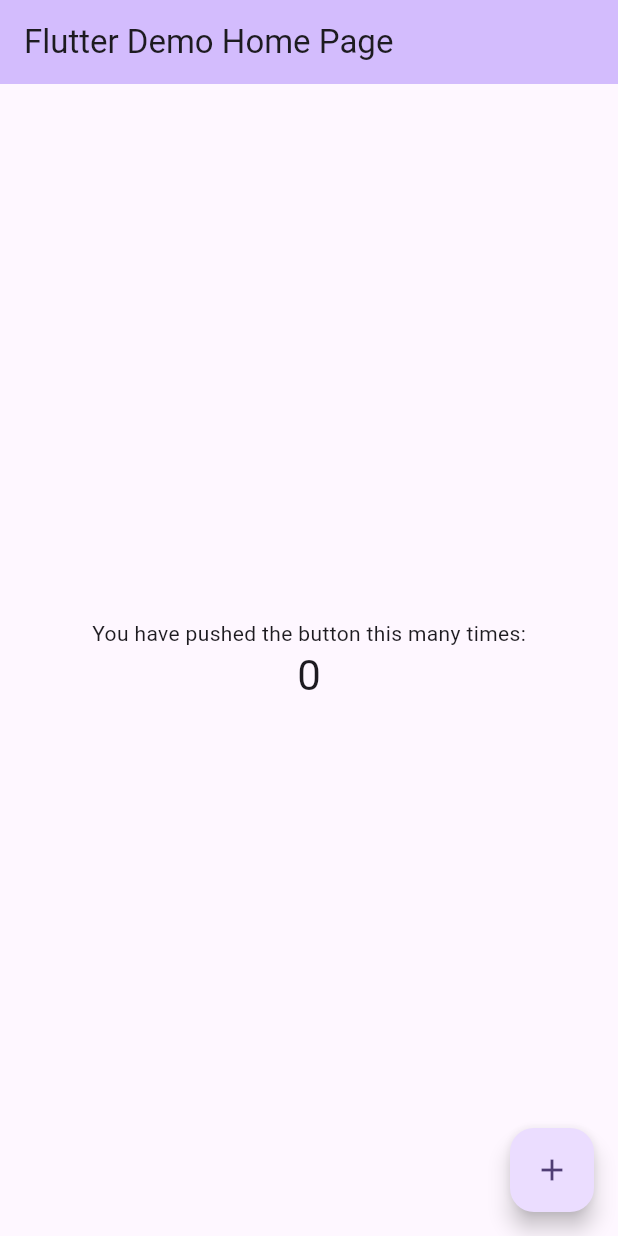
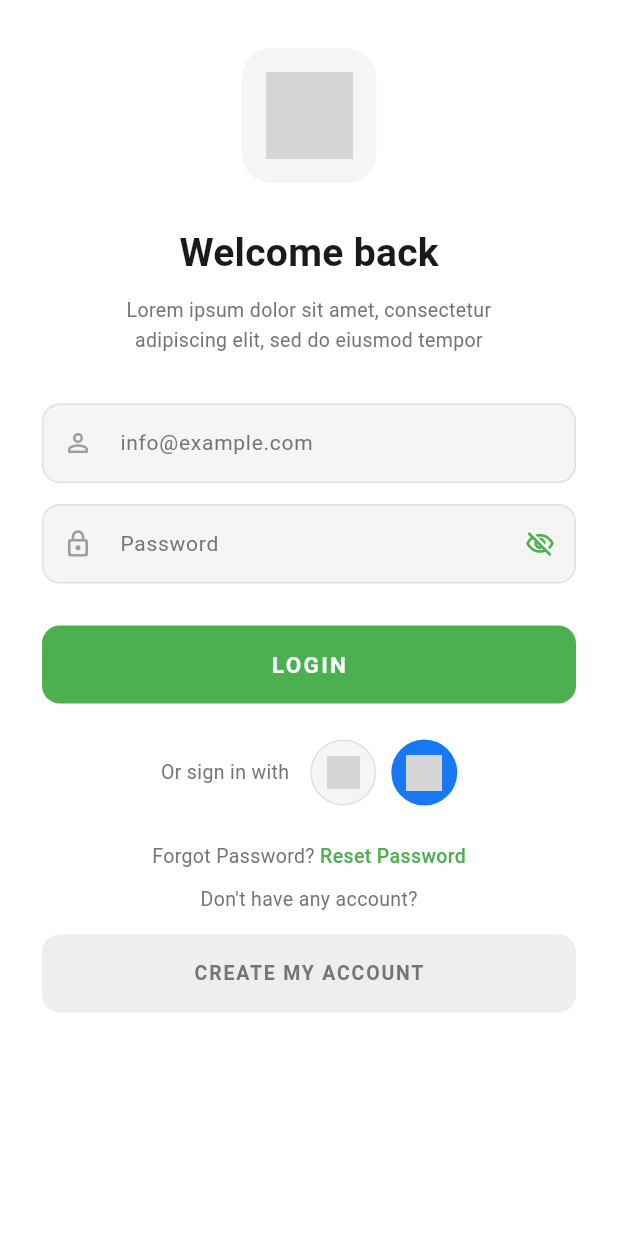
Before and after one commit to hikaamTYZ1234/Project-Sayur, a Flutter app: the screen it shows after launch, on a phone screen of 412 x 824 dp. Run offline on Flutter 3.47's test engine with Material 3 defaults, Android fonts, the phone set to English and light mode, and no system bars; grey boxes are pictures that could not be loaded.

Commit message:
final fitur login

```diff
--- a/lib/features/auth/screens/login_screen.dart
+++ b/lib/features/auth/screens/login_screen.dart
@@ -0,0 +1,386 @@
+import 'package:flutter/material.dart';
+
+class LoginScreen extends StatefulWidget {
+  const LoginScreen({super.key});
+
+  @override
+  State<LoginScreen> createState() => _LoginScreenState();
+}
+
+class _LoginScreenState extends State<LoginScreen> {
+  final TextEditingController _emailController = TextEditingController();
+  final TextEditingController _passwordController = TextEditingController();
+  bool _obscurePassword = true;
+
+  @override
+  void dispose() {
+    _emailController.dispose();
+    _passwordController.dispose();
+    super.dispose();
+  }
+
+  @override
+  Widget build(BuildContext context) {
+    final isDark = Theme.of(context).brightness == Brightness.dark;
+
+    final Color bgColor = isDark ? const Color(0xFF1A1A1A) : Colors.white;
+    final Color textPrimary = isDark ? Colors.white : const Color(0xFF1A1A1A);
+    final Color textSecondary =
+        isDark ? const Color(0xFF9E9E9E) : const Color(0xFF757575);
+    final Color fieldFill =
+        isDark ? const Color(0xFF2C2C2C) : const Color(0xFFF5F5F5);
+    final Color fieldBorder =
+        isDark ? const Color(0xFF3A3A3A) : const Color(0xFFE0E0E0);
+    final Color iconColor =
+        isDark ? const Color(0xFF9E9E9E) : const Color(0xFF9E9E9E);
+    final Color logoBg =
+        isDark ? const Color(0xFF2C2C2C) : const Color(0xFFF5F5F5);
+    final Color createAccountBg =
+        isDark ? const Color(0xFF2C2C2C) : const Color(0xFFEEEEEE);
+    final Color createAccountText =
+        isDark ? const Color(0xFF9E9E9E) : const Color(0xFF757575);
+    const Color primaryGreen = Color(0xFF4CAF50);
+
+    return Scaffold(
+      backgroundColor: bgColor,
+      body: SafeArea(
+        child: SingleChildScrollView(
+          padding: const EdgeInsets.symmetric(horizontal: 28.0, vertical: 32.0),
+          child: Column(
+            crossAxisAlignment: CrossAxisAlignment.center,
+            children: [
+              // Logo
+              Container(
+                width: 90,
+                height: 90,
+                decoration: BoxDecoration(
+                  color: logoBg,
+                  borderRadius: BorderRadius.circular(20),
+                ),
+                child: Padding(
+                  padding: const EdgeInsets.all(16.0),
+                  child: Image.asset(
+                    'assets/images/icons/logo.png',
+                    fit: BoxFit.contain,
+                    errorBuilder: (context, error, stackTrace) => Icon(
+                      Icons.eco_rounded,
+                      size: 48,
+                      color: primaryGreen,
+                    ),
+                  ),
+                ),
+              ),
+
+              const SizedBox(height: 28),
+
+              // Welcome back
+              Text(
+                'Welcome back',
+                style: TextStyle(
+                  fontSize: 26,
+                  fontWeight: FontWeight.bold,
+                  color: textPrimary,
+                  letterSpacing: 0.2,
+                ),
+              ),
+
+              const SizedBox(height: 10),
+
+              // Subtitle
+              Text(
+                'Lorem ipsum dolor sit amet, consectetur\nadipiscing elit, sed do eiusmod tempor',
+                textAlign: TextAlign.center,
+                style: TextStyle(
+                  fontSize: 13,
+                  color: textSecondary,
+                  height: 1.5,
+                ),
+              ),
+
+              const SizedBox(height: 32),
+
+              // Email field
+              TextField(
+                controller: _emailController,
+                keyboardType: TextInputType.emailAddress,
+                style: TextStyle(
+                  color: textPrimary,
+                  fontSize: 14,
+                ),
+                decoration: InputDecoration(
+                  hintText: 'info@example.com',
+                  hintStyle: TextStyle(
+                    color: textSecondary,
+                    fontSize: 14,
+                  ),
+                  prefixIcon: Icon(
+                    Icons.person_outline_rounded,
+                    color: iconColor,
+                    size: 20,
+                  ),
+                  filled: true,
+                  fillColor: fieldFill,
+                  contentPadding: const EdgeInsets.symmetric(
+                    vertical: 16,
+                    horizontal: 16,
+                  ),
+                  border: OutlineInputBorder(
+                    borderRadius: BorderRadius.circular(12),
+                    borderSide: BorderSide(color: fieldBorder, width: 1),
+                  ),
+                  enabledBorder: OutlineInputBorder(
+                    borderRadius: BorderRadius.circular(12),
+                    borderSide: BorderSide(color: fieldBorder, width: 1),
+                  ),
+                  focusedBorder: OutlineInputBorder(
+                    borderRadius: BorderRadius.circular(12),
+                    borderSide:
+                        const BorderSide(color: primaryGreen, width: 1.5),
+                  ),
+                ),
+              ),
+
+              const SizedBox(height: 14),
+
+              // Password field
+              TextField(
+                controller: _passwordController,
+                obscureText: _obscurePassword,
+                style: TextStyle(
+                  color: textPrimary,
+                  fontSize: 14,
+                ),
+                decoration: InputDecoration(
+                  hintText: 'Password',
+                  hintStyle: TextStyle(
+                    color: textSecondary,
+                    fontSize: 14,
+                  ),
+                  prefixIcon: Icon(
+                    Icons.lock_outline_rounded,
+                    color: iconColor,
+                    size: 20,
+                  ),
+                  suffixIcon: IconButton(
+                    icon: Icon(
+                      _obscurePassword
+                          ? Icons.visibility_off_outlined
+                          : Icons.visibility_outlined,
+                      color: primaryGreen,
+                      size: 20,
+                    ),
+                    onPressed: () {
+                      setState(() {
+                        _obscurePassword = !_obscurePassword;
+                      });
+                    },
+                  ),
+                  filled: true,
+                  fillColor: fieldFill,
+                  contentPadding: const EdgeInsets.symmetric(
+                    vertical: 16,
+                    horizontal: 16,
+                  ),
+                  border: OutlineInputBorder(
+                    borderRadius: BorderRadius.circular(12),
+                    borderSide: BorderSide(color: fieldBorder, width: 1),
+                  ),
+                  enabledBorder: OutlineInputBorder(
+                    borderRadius: BorderRadius.circular(12),
+                    borderSide: BorderSide(color: fieldBorder, width: 1),
+                  ),
+                  focusedBorder: OutlineInputBorder(
+                    borderRadius: BorderRadius.circular(12),
+                    borderSide:
+                        const BorderSide(color: primaryGreen, width: 1.5),
+                  ),
+                ),
+              ),
+
+              const SizedBox(height: 28),
+
+              // LOGIN button
+              SizedBox(
+                width: double.infinity,
+                height: 52,
+                child: ElevatedButton(
+                  onPressed: () {
+                    // TODO: handle login
+                  },
+                  style: ElevatedButton.styleFrom(
+                    backgroundColor: primaryGreen,
+                    foregroundColor: Colors.white,
+                    elevation: 0,
+                    shape: RoundedRectangleBorder(
+                      borderRadius: BorderRadius.circular(12),
+                    ),
+                  ),
+                  child: const Text(
+                    'LOGIN',
+                    style: TextStyle(
+                      fontSize: 15,
+                      fontWeight: FontWeight.bold,
+                      letterSpacing: 1.5,
+                    ),
+                  ),
+                ),
+              ),
+
+              const SizedBox(height: 24),
+
+              // Or sign in with
+              Row(
+                mainAxisAlignment: MainAxisAlignment.center,
+                children: [
+                  Text(
+                    'Or sign in with',
+                    style: TextStyle(
+                      fontSize: 13,
+                      color: textSecondary,
+                    ),
+                  ),
+                  const SizedBox(width: 14),
+
+                  // Google button
+                  GestureDetector(
+                    onTap: () {
+                      // TODO: handle Google sign in
+                    },
+                    child: Container(
+                      width: 44,
+                      height: 44,
+                      decoration: BoxDecoration(
+                        color: fieldFill,
+                        shape: BoxShape.circle,
+                        border: Border.all(color: fieldBorder, width: 1),
+                      ),
+                      child: Padding(
+                        padding: const EdgeInsets.all(10.0),
+                        child: Image.asset(
+                          'assets/images/icons/google.png',
+                          fit: BoxFit.contain,
+                          errorBuilder: (context, error, stackTrace) =>
+                              const Text(
+                            'G',
+                            textAlign: TextAlign.center,
+                            style: TextStyle(
+                              fontSize: 18,
+                              fontWeight: FontWeight.bold,
+                              color: Color(0xFF4285F4),
+                            ),
+                          ),
+                        ),
+                      ),
+                    ),
+                  ),
+
+                  const SizedBox(width: 10),
+
+                  // Facebook button
+                  GestureDetector(
+                    onTap: () {
+                      // TODO: handle Facebook sign in
+                    },
+                    child: Container(
+                      width: 44,
+                      height: 44,
+                      decoration: const BoxDecoration(
+                        color: Color(0xFF1877F2),
+                        shape: BoxShape.circle,
+                      ),
+                      child: Padding(
+                        padding: const EdgeInsets.all(10.0),
+                        child: Image.asset(
+                          'assets/images/icons/facebook.png',
+                          fit: BoxFit.contain,
+                          errorBuilder: (context, error, stackTrace) =>
+                              const Icon(
+                            Icons.facebook,
+                            color: Colors.white,
+                            size: 22,
+                          ),
+                        ),
+                      ),
+                    ),
+                  ),
+                ],
+              ),
+
+              const SizedBox(height: 24),
+
+              // Forgot Password
+              Row(
+                mainAxisAlignment: MainAxisAlignment.center,
+                children: [
+                  Text(
+                    'Forgot Password? ',
+                    style: TextStyle(
+                      fontSize: 13,
+                      color: textSecondary,
+                    ),
+                  ),
+                  GestureDetector(
+                    onTap: () {
+                      // TODO: navigate to reset password
+                    },
+                    child: const Text(
+                      'Reset Password',
+                      style: TextStyle(
+                        fontSize: 13,
+                        color: primaryGreen,
+                        fontWeight: FontWeight.w500,
+                      ),
+                    ),
+                  ),
+                ],
+              ),
+
+              const SizedBox(height: 10),
+
+              // Dont have any account
+              Text(
+                "Don't have any account?",
+                style: TextStyle(
+                  fontSize: 13,
+                  color: textSecondary,
+                ),
+              ),
+
+              const SizedBox(height: 14),
+
+              // CREATE MY ACCOUNT button
+              SizedBox(
+                width: double.infinity,
+                height: 52,
+                child: ElevatedButton(
+                  onPressed: () {
+                    // TODO: navigate to register
+                  },
+                  style: ElevatedButton.styleFrom(
+                    backgroundColor: createAccountBg,
+                    foregroundColor: createAccountText,
+                    elevation: 0,
+                    shape: RoundedRectangleBorder(
+                      borderRadius: BorderRadius.circular(12),
+                    ),
+                  ),
+                  child: Text(
+                    'CREATE MY ACCOUNT',
+                    style: TextStyle(
+                      fontSize: 13,
+                      fontWeight: FontWeight.bold,
+                      letterSpacing: 1.2,
+                      color: createAccountText,
+                    ),
+                  ),
+                ),
+              ),
+
+              const SizedBox(height: 20),
+            ],
+          ),
+        ),
+      ),
+    );
+  }
+}
--- a/lib/main.dart
+++ b/lib/main.dart
@@ -1,4 +1,5 @@
 import 'package:flutter/material.dart';
+import 'routes/app_routes.dart';
 
 void main() {
   runApp(const MyApp());
@@ -7,116 +8,12 @@ void main() {
 class MyApp extends StatelessWidget {
   const MyApp({super.key});
 
-  // This widget is the root of your application.
   @override
   Widget build(BuildContext context) {
     return MaterialApp(
-      title: 'Flutter Demo',
-      theme: ThemeData(
-        // This is the theme of your application.
-        //
-        // TRY THIS: Try running your application with "flutter run". You'll see
-        // the application has a purple toolbar. Then, without quitting the app,
-        // try changing the seedColor in the colorScheme below to Colors.green
-        // and then invoke "hot reload" (save your changes or press the "hot
-        // reload" button in a Flutter-supported IDE, or press "r" if you used
-        // the command line to start the app).
-        //
-        // Notice that the counter didn't reset back to zero; the application
-        // state is not lost during the reload. To reset the state, use hot
-        // restart instead.
-        //
-        // This works for code too, not just values: Most code changes can be
-        // tested with just a hot reload.
-        colorScheme: .fromSeed(seedColor: Colors.deepPurple),
-      ),
-      home: const MyHomePage(title: 'Flutter Demo Home Page'),
+      debugShowCheckedModeBanner: false,
+      initialRoute: AppRoutes.login,
+      routes: AppRoutes.routes,
     );
   }
 }
-
-class MyHomePage extends StatefulWidget {
-  const MyHomePage({super.key, required this.title});
-
-  // This widget is the home page of your application. It is stateful, meaning
-  // that it has a State object (defined below) that contains fields that affect
-  // how it looks.
-
-  // This class is the configuration for the state. It holds the values (in this
-  // case the title) provided by the parent (in this case the App widget) and
-  // used by the build method of the State. Fields in a Widget subclass are
-  // always marked "final".
-
-  final String title;
-
-  @override
-  State<MyHomePage> createState() => _MyHomePageState();
-}
-
-class _MyHomePageState extends State<MyHomePage> {
-  int _counter = 0;
-
-  void _incrementCounter() {
-    setState(() {
-      // This call to setState tells the Flutter framework that something has
-      // changed in this State, which causes it to rerun the build method below
-      // so that the display can reflect the updated values. If we changed
-      // _counter without calling setState(), then the build method would not be
-      // called again, and so nothing would appear to happen.
-      _counter++;
-    });
-  }
-
-  @override
-  Widget build(BuildContext context) {
-    // This method is rerun every time setState is called, for instance as done
-    // by the _incrementCounter method above.
-    //
-    // The Flutter framework has been optimized to make rerunning build methods
-    // fast, so that you can just rebuild anything that needs updating rather
-    // than having to individually change instances of widgets.
-    return Scaffold(
-      appBar: AppBar(
-        // TRY THIS: Try changing the color here to a specific color (to
-        // Colors.amber, perhaps?) and trigger a hot reload to see the AppBar
-        // change color while the other colors stay the same.
-        backgroundColor: Theme.of(context).colorScheme.inversePrimary,
-        // Here we take the value from the MyHomePage object that was created by
-        // the App.build method, and use it to set our appbar title.
-        title: Text(widget.title),
-      ),
-      body: Center(
-        // Center is a layout widget. It takes a single child and positions it
-        // in the middle of the parent.
-        child: Column(
-          // Column is also a layout widget. It takes a list of children and
-          // arranges them vertically. By default, it sizes itself to fit its
-          // children horizontally, and tries to be as tall as its parent.
-          //
-          // Column has various properties to control how it sizes itself and
-          // how it positions its children. Here we use mainAxisAlignment to
-          // center the children vertically; the main axis here is the vertical
-          // axis because Columns are vertical (the cross axis would be
-          // horizontal).
-          //
-          // TRY THIS: Invoke "debug painting" (choose the "Toggle Debug Paint"
-          // action in the IDE, or press "p" in the console), to see the
-          // wireframe for each widget.
-          mainAxisAlignment: .center,
-          children: [
-            const Text('You have pushed the button this many times:'),
-            Text(
-              '$_counter',
-              style: Theme.of(context).textTheme.headlineMedium,
-            ),
-          ],
-        ),
-      ),
-      floatingActionButton: FloatingActionButton(
-        onPressed: _incrementCounter,
-        tooltip: 'Increment',
-        child: const Icon(Icons.add),
-      ),
-    );
-  }
-}
--- a/lib/routes/app_routes.dart
+++ b/lib/routes/app_routes.dart
@@ -0,0 +1,10 @@
+import 'package:flutter/material.dart';
+import '../features/auth/screens/login_screen.dart';
+
+class AppRoutes {
+  static const String login = '/login';
+
+  static Map<String, WidgetBuilder> get routes => {
+        login: (_) => const LoginScreen(),
+      };
+}
```
